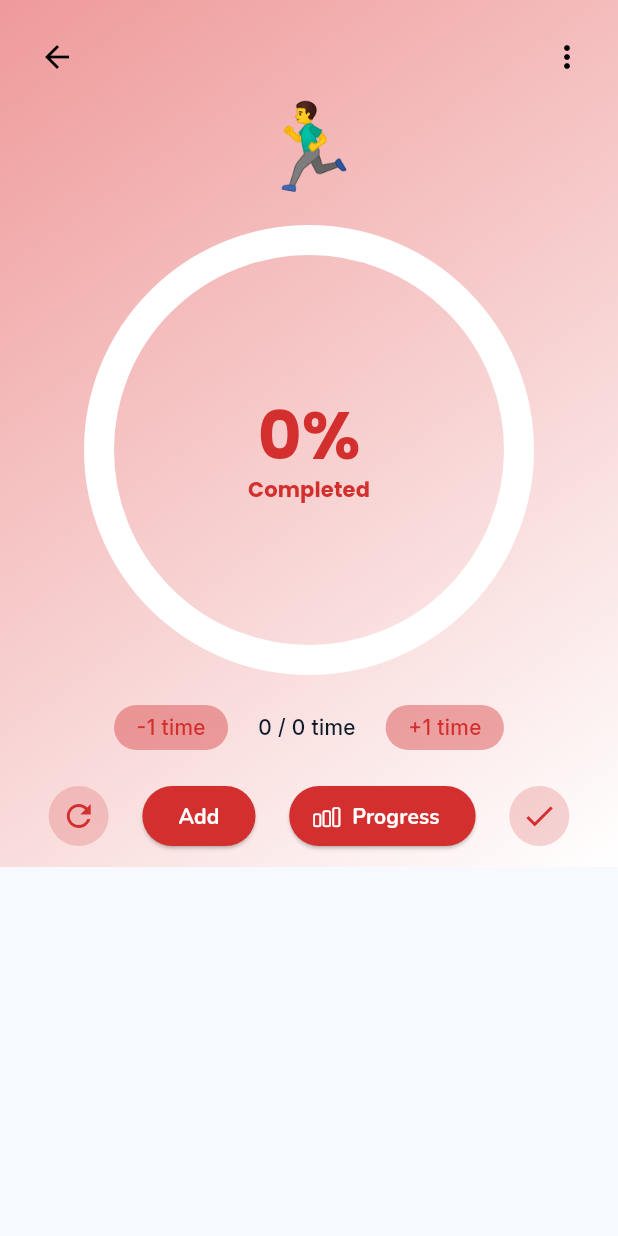
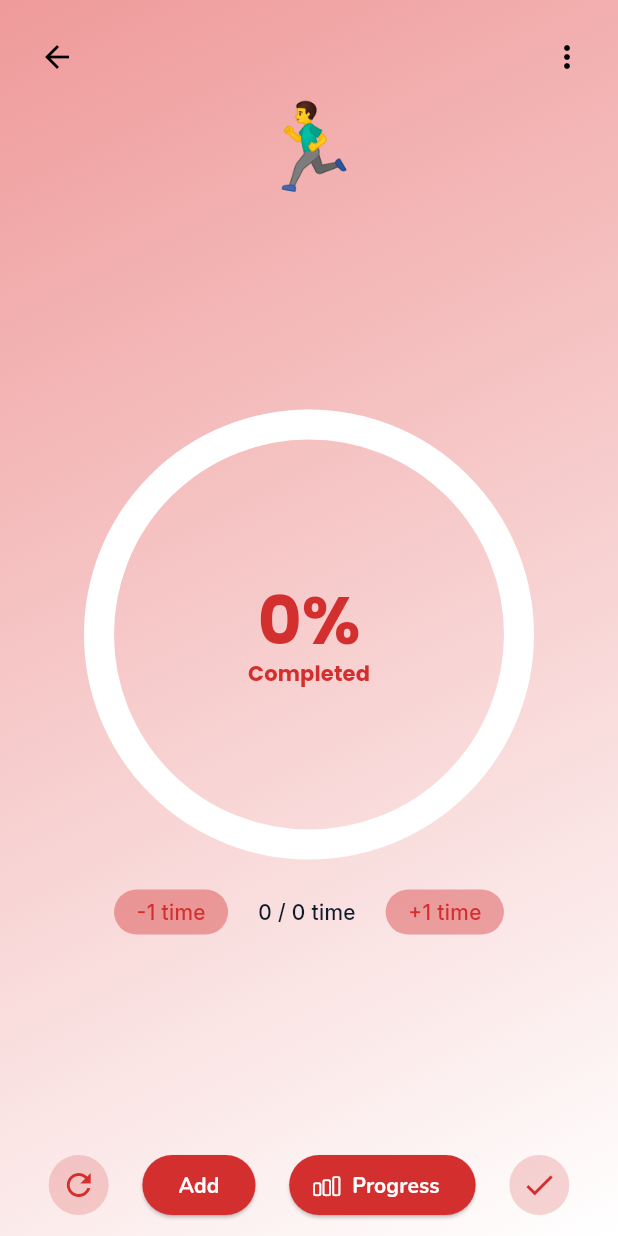
Before and after one commit to amaljosev/Pursuit-Habit-Tracker, a Flutter app: the GoalDetailContent widget shown alone on an empty page, opened directly with empty values, after a tap on the "refresh" icon, on a phone screen of 412 x 824 dp. Run offline on Flutter 3.47's test engine with Material 3 defaults, Android fonts, the light colour scheme and no system bars; our stand-ins replace equatable, fl_chart, flutter_bloc, flutter_slidable, fpdart, get_it and 4 more; accounts and stored records are empty.

Commit message:
rebuild issue fixed on goal detial widgets

```diff
--- a/lib/features/habit/presentation/blocs/habit/habit_bloc.dart
+++ b/lib/features/habit/presentation/blocs/habit/habit_bloc.dart
@@ -281,7 +281,12 @@ class HabitBloc extends Bloc<HabitEvent, HabitState> {
       if (habit == null) {
         emit(const HabitError("Habit not found"));
       } else {
-        emit(HabitDetailLoaded(habit));
+        emit(
+          HabitDetailLoaded(
+            habit: habit,
+            goalCompletedCount: habit.goalCompletedCount,
+          ),
+        );
       }
     });
   }
@@ -297,9 +302,9 @@ class HabitBloc extends Bloc<HabitEvent, HabitState> {
     result.match(
       (failure) => emit(HabitError(failure.message)),
       (_) => emit(
-        HabitCountUpdateSuccess(
-          updatedCount: event.value.toDouble(),
+        (state as HabitDetailLoaded).copyWith(
           habit: event.habit,
+          goalCompletedCount: event.value,
         ),
       ),
     );
--- a/lib/features/habit/presentation/blocs/habit/habit_state.dart
+++ b/lib/features/habit/presentation/blocs/habit/habit_state.dart
@@ -112,10 +112,19 @@ class HabitError extends HabitState {
 
 class HabitDetailLoaded extends HabitState {
   final Habit habit;
-  const HabitDetailLoaded(this.habit);
+  final int goalCompletedCount;
 
+  const HabitDetailLoaded({
+    required this.habit,
+    required this.goalCompletedCount,
+  });
+  HabitDetailLoaded copyWith({Habit? habit, int? goalCompletedCount}) =>
+      HabitDetailLoaded(
+        habit: habit ?? this.habit,
+        goalCompletedCount: goalCompletedCount ?? this.goalCompletedCount,
+      );
   @override
-  List<Object> get props => [habit];
+  List<Object> get props => [habit, goalCompletedCount];
 }
 
 class HabitCountUpdateSuccess extends HabitState {
@@ -126,7 +135,7 @@ class HabitCountUpdateSuccess extends HabitState {
     required this.habit,
   });
   @override
-  List<Object> get props => [updatedCount,habit];
+  List<Object> get props => [updatedCount, habit];
 }
 
 class HabitDailyResetCompleted extends HabitState {}
--- a/lib/features/habit/presentation/pages/detail/goal_detail_screen.dart
+++ b/lib/features/habit/presentation/pages/detail/goal_detail_screen.dart
@@ -1,3 +1,5 @@
+import 'dart:developer';
+
 import 'package:flutter/cupertino.dart';
 import 'package:flutter/material.dart';
 import 'package:flutter_bloc/flutter_bloc.dart';
@@ -6,6 +8,7 @@ import 'package:pursuit/app/pages/home_page.dart';
 import 'package:pursuit/core/components/app_button.dart';
 import 'package:pursuit/core/components/error_widget.dart';
 import 'package:pursuit/core/components/loading_widget.dart';
+import 'package:pursuit/core/extensions/context_extensions.dart';
 import 'package:pursuit/core/functions/helper_functions.dart';
 import 'package:pursuit/features/habit/domain/entities/habit.dart';
 import 'package:pursuit/features/habit/presentation/blocs/habit/habit_bloc.dart';
@@ -58,9 +61,7 @@ class _GoalDetailScreenState extends State<GoalDetailScreen> {
                 (Route<dynamic> route) => false,
               );
             }
-            if (state is HabitCountUpdateSuccess) {
-              context.read<HabitBloc>().add(GetHabitByIdEvent(widget.habitId));
-            }
+
             if (state is HabitUpdateSuccessState) {
               isGoalAchievedTody = true;
               context.read<HabitBloc>().add(GetHabitByIdEvent(widget.habitId));
@@ -120,6 +121,7 @@ class GoalDetailContent extends StatelessWidget {
       children: [
         SingleChildScrollView(
           child: Container(
+            height: context.screenHeight,
             decoration: BoxDecoration(
               gradient: LinearGradient(
                 colors: [
@@ -133,7 +135,16 @@ class GoalDetailContent extends StatelessWidget {
             child: Center(
               child: Padding(
                 padding: const EdgeInsets.all(10),
-                child: Column(
+                child: BlocSelector<HabitBloc, HabitState, double>(
+                  selector: (state) {
+                    if (state is HabitDetailLoaded) {
+                      return state.goalCompletedCount.toDouble();
+                    }
+                    return habit.goalCompletedCount.toDouble();
+                  },
+                  builder: (context, goalCount) {
+                    final goalCountInt = goalCount.toInt();
+                    return Column(
                       mainAxisAlignment: MainAxisAlignment.spaceBetween,
                       spacing: 20,
                       children: [
@@ -170,25 +181,29 @@ class GoalDetailContent extends StatelessWidget {
 
                         goalType == 'distance'
                             ? WalkingProgressIndicator(
-                            unit: HelperFunctions.getMeasureById(habit.goalValue),
+                                unit: HelperFunctions.getMeasureById(
+                                  habit.goalValue,
+                                ),
                                 totalGoal: habit.goalCount.toDouble(),
-                            completedCount: habit.goalCompletedCount.toDouble(),
-                            iconEmoji: HelperFunctions.getEmojiById(habit.icon),
+                                completedCount: goalCount,
+                                iconEmoji: HelperFunctions.getEmojiById(
+                                  habit.icon,
+                                ),
                                 primaryColor: color,
                                 secondaryColor: color.withValues(alpha: 0.5),
-                            onDecrease: habit.goalCompletedCount <= 0
+                                onDecrease: goalCountInt <= 0
                                     ? () {}
                                     : () => context.read<HabitBloc>().add(
                                         GoalCountUpdateEvent(
                                           id: habit.id,
-                                      value: habit.goalCompletedCount - 1,
+                                          value: goalCountInt - 1,
                                           habit: habit,
                                         ),
                                       ),
                                 onIncrease: () => context.read<HabitBloc>().add(
                                   GoalCountUpdateEvent(
                                     id: habit.id,
-                                value: habit.goalCompletedCount + 1,
+                                    value: goalCountInt + 1,
                                     habit: habit,
                                   ),
                                 ),
@@ -196,13 +211,12 @@ class GoalDetailContent extends StatelessWidget {
                             : goalType == 'time'
                             ? Expanded(
                                 child: ModernTimerWidget(
-                              key: ValueKey(habit.goalCompletedCount),
-                              completedGoalCount: habit.goalCompletedCount,
+                                  completedGoalCount: goalCountInt,
                                   goalValue: goalVal,
                                   saveTime: () => context.read<HabitBloc>().add(
                                     GoalCountUpdateEvent(
                                       id: habit.id,
-                                  value: habit.goalCompletedCount + 1,
+                                      value: goalCountInt + 1,
                                       habit: habit,
                                     ),
                                   ),
@@ -214,7 +228,8 @@ class GoalDetailContent extends StatelessWidget {
                                           habit: habit,
                                         ),
                                       ),
-                              onResetTimer: () => context.read<HabitBloc>().add(
+                                  onResetTimer: () =>
+                                      context.read<HabitBloc>().add(
                                         GoalCountUpdateEvent(
                                           id: habit.id,
                                           value: 0,
@@ -233,10 +248,12 @@ class GoalDetailContent extends StatelessWidget {
                             ? SafeArea(
                                 child: Form(
                                   child: Row(
-                                mainAxisAlignment: MainAxisAlignment.spaceEvenly,
+                                    mainAxisAlignment:
+                                        MainAxisAlignment.spaceEvenly,
                                     children: [
                                       GestureDetector(
-                                    onTap: () => context.read<HabitBloc>().add(
+                                        onTap: () =>
+                                            context.read<HabitBloc>().add(
                                               GoalCountUpdateEvent(
                                                 id: habit.id,
                                                 value: 0,
@@ -247,7 +264,10 @@ class GoalDetailContent extends StatelessWidget {
                                           backgroundColor: color.withValues(
                                             alpha: 0.2,
                                           ),
-                                      child: Icon(Icons.refresh, color: color),
+                                          child: Icon(
+                                            Icons.refresh,
+                                            color: color,
+                                          ),
                                         ),
                                       ),
                                       AppButton(
@@ -268,14 +288,16 @@ class GoalDetailContent extends StatelessWidget {
                                                   isDark: true,
                                                 ),
                                           );
-                                      if (result != null && result.isNotEmpty) {
+                                          if (result != null &&
+                                              result.isNotEmpty) {
                                             if (context.mounted) {
                                               final int val = int.parse(result);
                                               context.read<HabitBloc>().add(
                                                 GoalCountUpdateEvent(
                                                   id: habit.id,
                                                   value:
-                                                  habit.goalCompletedCount + val,
+                                                      habit.goalCompletedCount +
+                                                      val,
                                                   habit: habit,
                                                 ),
                                               );
@@ -287,7 +309,8 @@ class GoalDetailContent extends StatelessWidget {
                                         title: 'Progress',
                                         icon: CupertinoIcons.chart_bar,
                                         backgroundColor: color,
-                                    onPressed: () => Navigator.of(context).push(
+                                        onPressed: () =>
+                                            Navigator.of(context).push(
                                               MaterialPageRoute(
                                                 builder: (context) =>
                                                     ProgressPage(habit: habit),
@@ -295,7 +318,8 @@ class GoalDetailContent extends StatelessWidget {
                                             ),
                                       ),
                                       GestureDetector(
-                                    onTap: () => context.read<HabitBloc>().add(
+                                        onTap: () =>
+                                            context.read<HabitBloc>().add(
                                               GoalCountUpdateEvent(
                                                 id: habit.id,
                                                 value: habit.goalCount,
@@ -306,7 +330,10 @@ class GoalDetailContent extends StatelessWidget {
                                           backgroundColor: color.withValues(
                                             alpha: 0.2,
                                           ),
-                                      child: Icon(Icons.check, color: color),
+                                          child: Icon(
+                                            Icons.check,
+                                            color: color,
+                                          ),
                                         ),
                                       ),
                                     ],
@@ -315,11 +342,15 @@ class GoalDetailContent extends StatelessWidget {
                               )
                             : SafeArea(
                                 top: false,
+                                child: Row(
+                                  children: [
+                                    Expanded(
                                       child: AppButton(
                                         title: 'Progress',
                                         icon: CupertinoIcons.chart_bar,
                                         backgroundColor: color,
-                              onPressed: () => Navigator.of(context).push(
+                                        onPressed: () =>
+                                            Navigator.of(context).push(
                                               MaterialPageRoute(
                                                 builder: (context) =>
                                                     ProgressPage(habit: habit),
@@ -328,6 +359,11 @@ class GoalDetailContent extends StatelessWidget {
                                       ),
                                     ),
                                   ],
+                                ),
+                              ),
+                      ],
+                    );
+                  },
                 ),
               ),
             ),
@@ -351,9 +387,7 @@ class ProgressSection extends StatelessWidget {
     return BlocSelector<HabitBloc, HabitState, double>(
       selector: (state) {
         if (state is HabitDetailLoaded) {
-          return state.habit.goalCompletedCount.toDouble();
-        } else if (state is HabitCountUpdateSuccess) {
-          return state.updatedCount.toDouble();
+          return state.goalCompletedCount.toDouble();
         }
         return habit.goalCompletedCount.toDouble();
       },
@@ -366,7 +400,7 @@ class ProgressSection extends StatelessWidget {
             goalType == 'volume'
                 ? WaterFillGlassProgress(
                     totalValue: habit.goalCount.toDouble(),
-                    currentValue: habit.goalCompletedCount.toDouble(),
+                    currentValue: completedValue,
                     color: color,
                   )
                 : AnimatedRoundedProgress(
@@ -380,7 +414,9 @@ class ProgressSection extends StatelessWidget {
               spacing: 20,
               children: [
                 MyCard(
-                  onTap: () => context.read<HabitBloc>().add(
+                  onTap: completedCount <= 0
+                      ? null
+                      : () => context.read<HabitBloc>().add(
                           GoalCountUpdateEvent(
                             id: habit.id,
                             value: completedCount - 1,
@@ -396,13 +432,16 @@ class ProgressSection extends StatelessWidget {
                   "${habit.goalCount} $goalValue",
                 ),
                 MyCard(
-                  onTap: () => context.read<HabitBloc>().add(
+                  onTap: completedCount >= habit.goalCount
+                      ? null
+                      : () => context.read<HabitBloc>().add(
                           GoalCountUpdateEvent(
                             id: habit.id,
                             value: completedCount + 1,
                             habit: habit,
                           ),
                         ),
+
                   value: '+1 $goalValue',
                   backgroundColor: color.withValues(alpha: 0.4),
                   textStyle: TextStyle(color: color),
@@ -470,3 +509,78 @@ class OptionsWidget extends StatelessWidget {
     );
   }
 }
+
+// class GoalDetailScreen extends StatefulWidget {
+//   const GoalDetailScreen({super.key, required this.habitId});
+//   final String habitId;
+
+//   @override
+//   State<GoalDetailScreen> createState() => _GoalDetailScreenState();
+// }
+
+// class _GoalDetailScreenState extends State<GoalDetailScreen> {
+//   final _formKey = GlobalKey<FormState>();
+//   final _valueCtrl = TextEditingController();
+//   bool isGoalAchievedTody = false;
+//   @override
+//   void initState() {
+//     context.read<HabitBloc>().add(GetHabitByIdEvent(widget.habitId));
+//     super.initState();
+//   }
+
+//   @override
+//   Widget build(BuildContext context) {
+//     return Scaffold(
+//       body: PopScope(
+//         canPop: false,
+//         onPopInvokedWithResult: (didPop, result) =>
+//             Navigator.pushAndRemoveUntil(
+//               context,
+//               MaterialPageRoute(builder: (context) => HomePage()),
+//               (Route<dynamic> route) => false,
+//             ),
+//         child: BlocConsumer<HabitBloc, HabitState>(
+//           listener: (context, state) {
+//             if (state is HabitOperationSuccess) {
+//               Navigator.pushAndRemoveUntil(
+//                 context,
+//                 MaterialPageRoute(builder: (context) => HomePage()),
+//                 (Route<dynamic> route) => false,
+//               );
+//             }
+//             if (state is HabitCountUpdateSuccess) {
+//              context.read<HabitBloc>().add(GetHabitByIdEvent(widget.habitId));
+//             }
+//             if (state is HabitUpdateSuccessState) {
+//               isGoalAchievedTody = true;
+//               context.read<HabitBloc>().add(GetHabitByIdEvent(widget.habitId));
+//             }
+//           },
+//           builder: (context, state) {
+//             if (state is HabitError) {
+//               return const ErrorScreenWidget();
+//             }
+//             if (state is HabitLoading) {
+//               return const AppLoading();
+//             }
+//             if (state is HabitDetailLoaded) {
+//               final Habit habit = state.habit ;
+//               if (state.habit.goalCompletedCount >= state.habit.goalCount &&
+//                   !habit.isCompleteToday) {
+//                 final updatedHabit = updateHabitOnCompletion(state.habit);
+//                 context.read<HabitBloc>().add(UpdateHabitEvent(updatedHabit));
+//               }
+//               return Container(
+//                 child: Center(
+//                   child: Text('data'),
+//                 ),
+//               );
+//             } else {
+//               return const SizedBox.shrink();
+//             }
+//           },
+//         ),
+//       ),
+//     );
+//   }
+// }
--- a/lib/features/habit/presentation/pages/detail/widgets/walking_animation.dart
+++ b/lib/features/habit/presentation/pages/detail/widgets/walking_animation.dart
@@ -39,7 +39,6 @@ class WalkingProgressIndicatorState extends State<WalkingProgressIndicator>
   void initState() {
     super.initState();
     assert(widget.totalGoal > 0, 'totalGoal must be > 0');
-
     _currentProgress = (widget.completedCount / widget.totalGoal).clamp(
       0.0,
       1.0,
```
Also changed, not shown: lib/features/habit/presentation/pages/detail/widgets/timer_widget.dart (+14 -5 lines), lib/features/habit/presentation/pages/progress/progress_page.dart (+4 -19 lines). Lines whose indentation alone changed are shown as unchanged.
